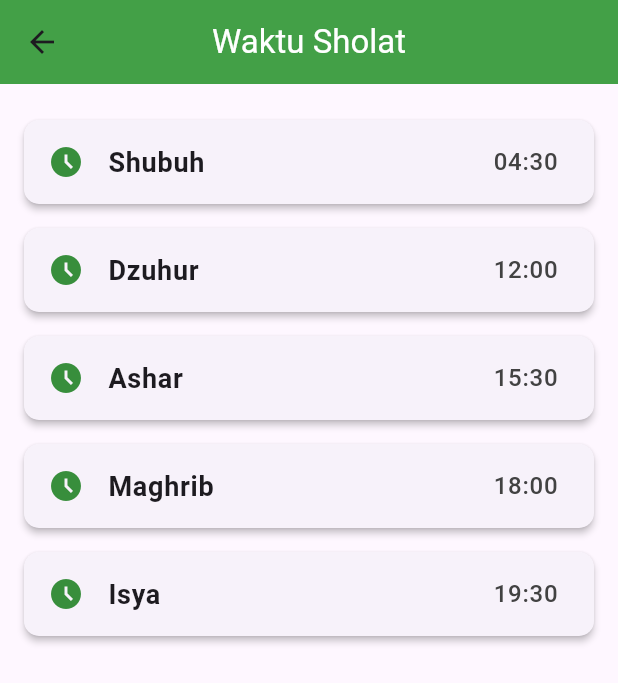
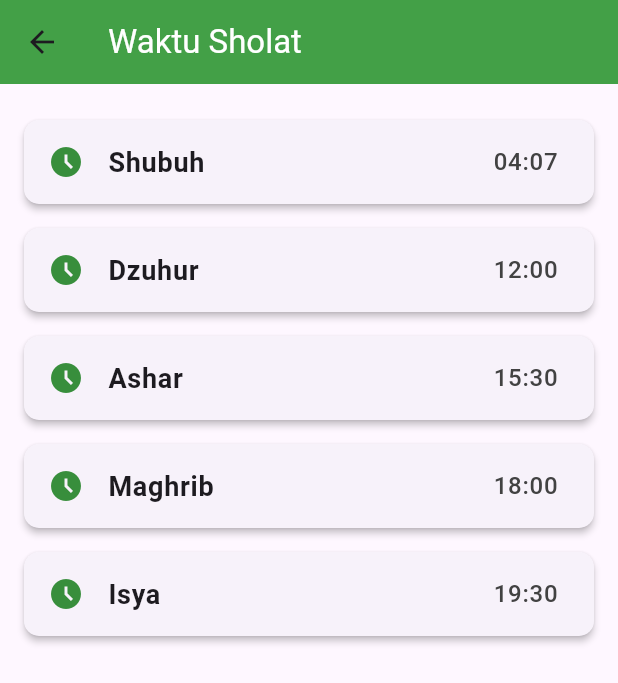
Before and after one commit to yipan12/projectuts, a Flutter app: the WaktuPage screen opened directly, on a phone screen of 412 x 824 dp. Shown: the top 683 px of the screen. Run offline on Flutter 3.47's test engine with Material 3 defaults, Android fonts, the phone set to English and light mode, and no system bars; our stand-ins replace adhan, fluttertoast, salomon_bottom_bar.

Commit message:
Finall project

```diff
--- a/lib/page/Dashboard.dart
+++ b/lib/page/Dashboard.dart
@@ -16,9 +16,8 @@ class _DashboardPageState extends State<DashboardPage> {
   String waktuSelanjutnya = '';
   Timer? _timer;
 
-  // List untuk data jadwal shalat (contoh data)
   final List<Map<String, String>> jadwalShalat = [
-    {'nama': 'Shubuh', 'waktu': '04:30'},
+    {'nama': 'Shubuh', 'waktu': '04:07'},
     {'nama': 'Dzuhur', 'waktu': '12:00'},
     {'nama': 'Ashar', 'waktu': '15:15'},
     {'nama': 'Maghrib', 'waktu': '18:00'},
--- a/lib/page/Setting.dart
+++ b/lib/page/Setting.dart
@@ -40,7 +40,7 @@ class _ProfilePageState extends State<SettingPage> {
     return Scaffold(
       appBar: AppBar(
         title: Text(
-          "Profile",
+          "Pengaturan",
           style: TextStyle(fontSize: 24, color: Colors.white),
         ),
         backgroundColor: const Color.fromARGB(255, 146, 146, 146),
--- a/lib/page/Waktu.dart
+++ b/lib/page/Waktu.dart
@@ -2,7 +2,7 @@ import 'package:flutter/material.dart';
 
 class WaktuPage extends StatelessWidget {
   final List<Map<String, String>> waktuSholat = [
-    {"nama": "Shubuh", "waktu": "04:30"},
+    {"nama": "Shubuh", "waktu": "04:07"},
     {"nama": "Dzuhur", "waktu": "12:00"},
     {"nama": "Ashar", "waktu": "15:30"},
     {"nama": "Maghrib", "waktu": "18:00"},
@@ -15,7 +15,6 @@ class WaktuPage extends StatelessWidget {
       appBar: AppBar(
         title: Text("Waktu Sholat", style: TextStyle(color: Colors.white)),
         backgroundColor: Colors.green[600],
-        centerTitle: true,
       ),
       body: ListView.builder(
         itemCount: waktuSholat.length,
```
